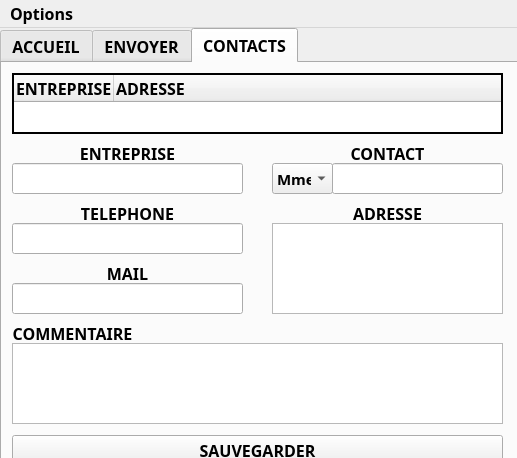
Old version of the form ui/uiMainWindow.ui in the repository LavLab/Python_EncyclopedieEntreprises.
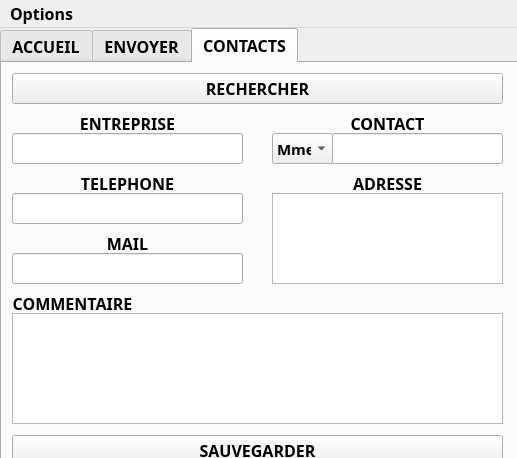
New version of the form.

Commit message: Modification de l'onglet contact et mis en place d'un dialogue pour selectioner un contact (MAJ auto)

Diff of the .ui file:
```diff
--- a/ui/uiMainWindow.ui
+++ b/ui/uiMainWindow.ui
@@ -127,7 +127,7 @@
       <property name="geometry">
        <rect>
         <x>10</x>
-        <y>100</y>
+        <y>70</y>
         <width>231</width>
         <height>31</height>
        </rect>
@@ -137,7 +137,7 @@
       <property name="geometry">
        <rect>
         <x>330</x>
-        <y>100</y>
+        <y>70</y>
         <width>171</width>
         <height>31</height>
        </rect>
@@ -147,7 +147,7 @@
       <property name="geometry">
        <rect>
         <x>10</x>
-        <y>160</y>
+        <y>130</y>
         <width>231</width>
         <height>31</height>
        </rect>
@@ -157,7 +157,7 @@
       <property name="geometry">
        <rect>
         <x>10</x>
-        <y>220</y>
+        <y>190</y>
         <width>231</width>
         <height>31</height>
        </rect>
@@ -167,7 +167,7 @@
       <property name="geometry">
        <rect>
         <x>10</x>
-        <y>80</y>
+        <y>50</y>
         <width>231</width>
         <height>21</height>
        </rect>
@@ -183,7 +183,7 @@
       <property name="geometry">
        <rect>
         <x>270</x>
-        <y>80</y>
+        <y>50</y>
         <width>231</width>
         <height>21</height>
        </rect>
@@ -199,7 +199,7 @@
       <property name="geometry">
        <rect>
         <x>10</x>
-        <y>140</y>
+        <y>110</y>
         <width>231</width>
         <height>21</height>
        </rect>
@@ -215,7 +215,7 @@
       <property name="geometry">
        <rect>
         <x>270</x>
-        <y>140</y>
+        <y>110</y>
         <width>231</width>
         <height>21</height>
        </rect>
@@ -231,7 +231,7 @@
       <property name="geometry">
        <rect>
         <x>10</x>
-        <y>200</y>
+        <y>170</y>
         <width>231</width>
         <height>21</height>
        </rect>
@@ -247,7 +247,7 @@
       <property name="geometry">
        <rect>
         <x>270</x>
-        <y>160</y>
+        <y>130</y>
         <width>231</width>
         <height>91</height>
        </rect>
@@ -266,46 +266,11 @@
        <string>SAUVEGARDER</string>
       </property>
      </widget>
-     <widget class="QTreeWidget" name="treeWidget">
+     <widget class="QLabel" name="contacts_label_commentaire">
       <property name="geometry">
        <rect>
         <x>10</x>
-        <y>10</y>
-        <width>491</width>
-        <height>61</height>
-       </rect>
-      </property>
-      <property name="frameShape">
-       <enum>QFrame::Box</enum>
-      </property>
-      <property name="frameShadow">
-       <enum>QFrame::Plain</enum>
-      </property>
-      <property name="lineWidth">
-       <number>2</number>
-      </property>
-      <property name="midLineWidth">
-       <number>0</number>
-      </property>
-      <property name="alternatingRowColors">
-       <bool>true</bool>
-      </property>
-      <column>
-       <property name="text">
-        <string>ENTREPRISE</string>
-       </property>
-      </column>
-      <column>
-       <property name="text">
-        <string>ADRESSE</string>
-       </property>
-      </column>
-     </widget>
-     <widget class="QLabel" name="contacts_label_adresse_2">
-      <property name="geometry">
-       <rect>
-        <x>10</x>
-        <y>260</y>
+        <y>230</y>
         <width>121</width>
         <height>21</height>
        </rect>
@@ -321,9 +286,9 @@
       <property name="geometry">
        <rect>
         <x>10</x>
-        <y>280</y>
+        <y>250</y>
         <width>491</width>
-        <height>81</height>
+        <height>111</height>
        </rect>
       </property>
      </widget>
@@ -331,7 +296,7 @@
       <property name="geometry">
        <rect>
         <x>270</x>
-        <y>100</y>
+        <y>70</y>
         <width>61</width>
         <height>31</height>
        </rect>
@@ -352,6 +317,19 @@
        </property>
       </item>
      </widget>
+     <widget class="QPushButton" name="contacts_btn_rechercher">
+      <property name="geometry">
+       <rect>
+        <x>10</x>
+        <y>10</y>
+        <width>491</width>
+        <height>31</height>
+       </rect>
+      </property>
+      <property name="text">
+       <string>RECHERCHER</string>
+      </property>
+     </widget>
     </widget>
    </widget>
   </widget>
```
Left out of the diff: 8 changed lines with no effect on the pictures. The commit also changes 10 other files.
